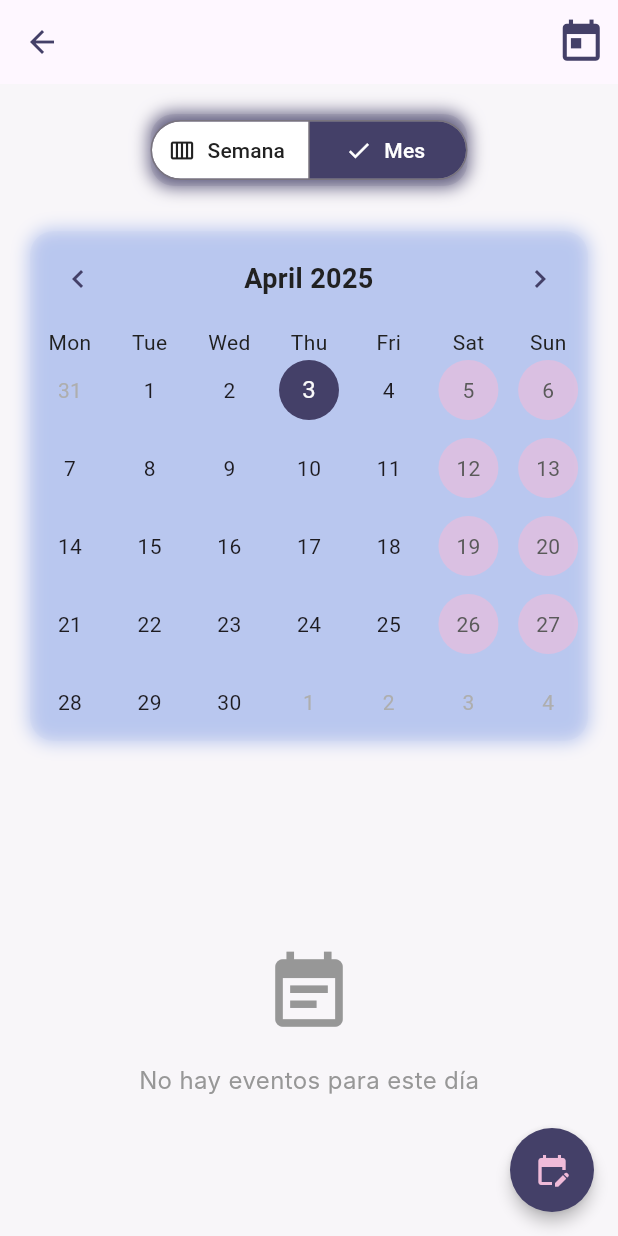
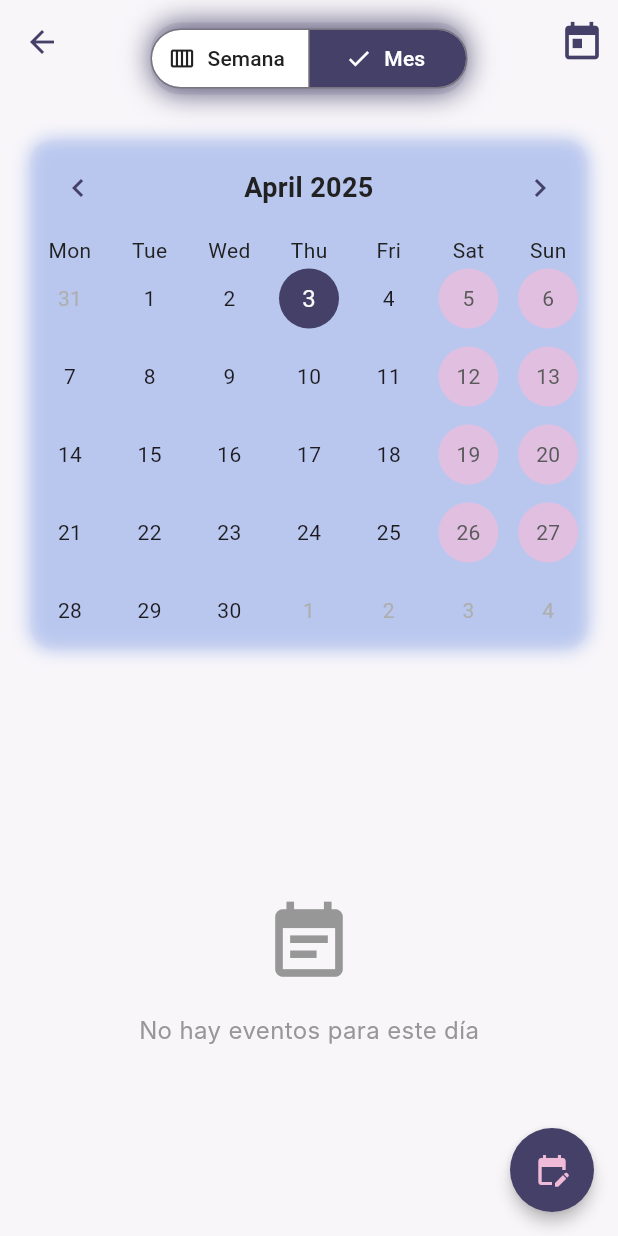
Before and after one commit to SFP95/dailypulse, a Flutter app: the CalendarScreen screen opened by its route, on a phone screen of 412 x 824 dp. Run offline on Flutter 3.47's test engine with Material 3 defaults, Android fonts, the phone set to English and light mode, and no system bars; drawn by our look-alikes of table_calendar; our stand-ins replace cloud_firestore, firebase_auth, firebase_core; accounts and stored records are empty; Roboto replaces fonts that are missing (Inter, Poppins).

Commit message:
Arreglar cosas

```diff
--- /dev/null
+++ b/devtools_options.yaml
@@ -0,0 +1,3 @@
+description: This file stores settings for Dart & Flutter DevTools.
+documentation: https://docs.flutter.dev/tools/devtools/extensions#configure-extension-enablement-states
+extensions:
--- a/lib/screens/calendar_screens.dart
+++ b/lib/screens/calendar_screens.dart
@@ -69,15 +69,16 @@ class _CalendarScreenState extends State<CalendarScreen> {
   @override
   Widget build(BuildContext context) {
     return Scaffold(
-      backgroundColor: AppColors.background,
+      extendBodyBehindAppBar: true,
       appBar: AppBar(
+        backgroundColor: Colors.transparent,
         elevation: 0,
         centerTitle: true,
         actions: [
           IconButton(
             icon: Icon(Icons.today,
                 color: AppColors.primaryPurple,
-                size: 33,),
+                size: 30,),
             onPressed: () => setState(() {
               _focusedDay = DateTime.now();
               _selectedDay = DateTime.now();
@@ -95,16 +96,16 @@ class _CalendarScreenState extends State<CalendarScreen> {
             children: [
               // Selector de vista
               Padding(
-                padding: EdgeInsets.fromLTRB(0, 20, 0, 0),
+                padding: EdgeInsets.fromLTRB(0, 15, 0, 0),
                 child: Container(
                   decoration: BoxDecoration(
                     color: AppColors.primaryPurple.withOpacity(0.1),
-                    borderRadius: BorderRadius.circular(16),
+                    borderRadius: BorderRadius.circular(20),
                     boxShadow: [
                       BoxShadow(
                         color: AppColors.primaryPurple.withOpacity(0.8),
-                        blurRadius: 9,
-                        spreadRadius: 1,
+                        blurRadius: 15,
+                        spreadRadius: 0,
                       ),
                     ],
                   ),
@@ -145,7 +146,7 @@ class _CalendarScreenState extends State<CalendarScreen> {
 
               // Calendario
               _buildCalendar(),
-              SizedBox(height: 16),
+              SizedBox(height: 10),
 
               // Lista de eventos
               Expanded(child: _buildEventList()),
@@ -207,7 +208,7 @@ class _CalendarScreenState extends State<CalendarScreen> {
           ),
           weekendDecoration: BoxDecoration(
             shape: BoxShape.circle,
-            color: AppColors.accentPink.withOpacity(0.6),
+            color: AppColors.accentPink.withOpacity(0.7),
           ),
           selectedDecoration: BoxDecoration(
             color: AppColors.primaryPurple,
```
Also changed, not shown: 4 other files.
